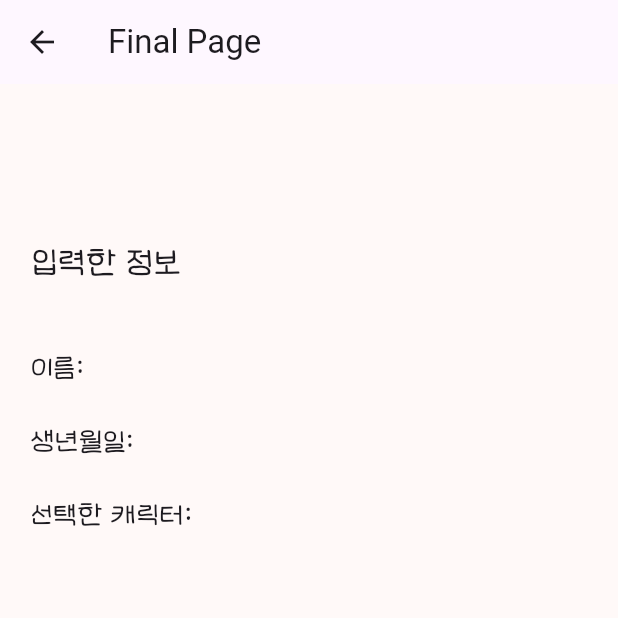
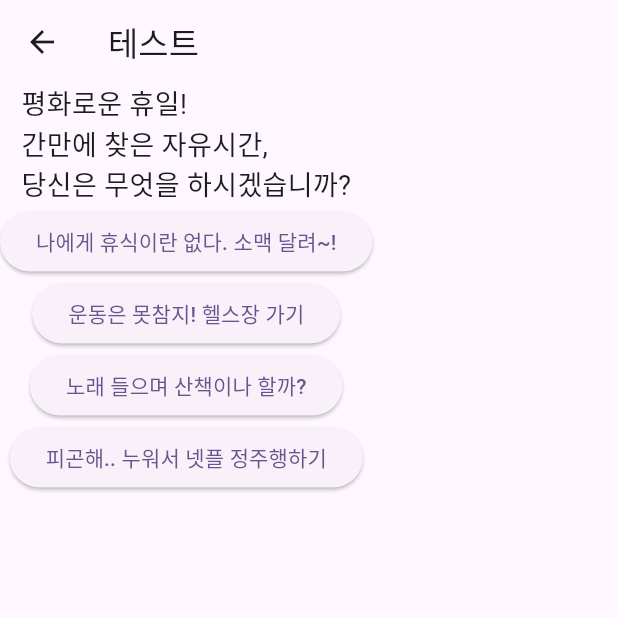
Before and after one commit to OZ-Pinned/OZ-Pinned, a Flutter app: the CharacterPage screen opened directly with empty values, after a tap on "다음", on a phone screen of 412 x 824 dp, the top half of it. Run offline on Flutter 3.47's test engine with Material 3 defaults, Android fonts, the phone set to English and light mode, and no system bars.

Commit message:
🎨 feat : 설문조사 페이지

```diff
--- a/pinned/lib/main.dart
+++ b/pinned/lib/main.dart
@@ -1,4 +1,5 @@
 import 'package:flutter/material.dart';
+import 'test.dart';
 
 void main() {
   runApp(const MyApp());
@@ -359,7 +360,7 @@ class _BirthPageState extends State<BirthPage> {
 class CharacterPage extends StatefulWidget {
   final String name;
   final String birthDate;
-  CharacterPage({super.key, required this.name, required this.birthDate});
+  const CharacterPage({super.key, required this.name, required this.birthDate});
 
   @override
   _CharacterPageState createState() => _CharacterPageState();
@@ -369,6 +370,11 @@ class _CharacterPageState extends State<CharacterPage> {
   late List<bool> isSelected = [true, false, false];
   // selectedChar가 null이면 0을 기본값으로 사용
   String selectedChar = "";
+  int testNum = 0;
+
+  void answerPressed() {
+    testNum++;
+  }
 
   @override
   void initState() {
@@ -460,14 +466,10 @@ class _CharacterPageState extends State<CharacterPage> {
                 ),
                 onPressed: () {
                   Navigator.push(
-                    context,
-                    MaterialPageRoute(
-                      builder: (context) => FinalPage(
-                          name: widget.name,
-                          birthDate: widget.birthDate,
-                          selectedCharacter: selectedChar),
-                    ),
-                  );
+                      context,
+                      MaterialPageRoute(
+                        builder: (context) => TestPage(),
+                      ));
                 },
                 child: Text(
                   '다음',
--- /dev/null
+++ b/pinned/lib/test.dart
@@ -0,0 +1,118 @@
+import 'package:flutter/material.dart';
+import 'test_list.dart';
+
+void main() => runApp(MyApp());
+
+class MyApp extends StatelessWidget {
+  @override
+  Widget build(BuildContext context) {
+    return MaterialApp(
+      home: TestPage(),
+    );
+  }
+}
+
+class TestPage extends StatefulWidget {
+  @override
+  State<TestPage> createState() => _TestPageState();
+}
+
+class _TestPageState extends State<TestPage> {
+  int testNum = 0;
+  int totalScore = 0;
+  List<Map<String, dynamic>> selectedAnswers = []; // 선택한 답변 저장
+
+  void answerPressed(Map<String, dynamic> answer) {
+    setState(() {
+      totalScore += int.parse(answer['score']); // 점수 누적
+      selectedAnswers.add(answer); // 선택한 답변 저장
+
+      if (testNum < testList.length - 1) {
+        testNum++; // 다음 질문으로 이동
+      } else {
+        // 결과 페이지로 이동
+        Navigator.push(
+          context,
+          MaterialPageRoute(
+            builder: (context) => ResultPage(
+              totalScore: totalScore,
+              selectedAnswers: selectedAnswers,
+            ),
+          ),
+        );
+      }
+    });
+  }
+
+  @override
+  Widget build(BuildContext context) {
+    return Scaffold(
+      appBar: AppBar(
+        title: Text('테스트'),
+      ),
+      body: testNum < testList.length
+          ? Column(
+              children: [
+                Text(
+                  testList[testNum]['questionText'],
+                  style: TextStyle(fontSize: 18),
+                ),
+                ...(testList[testNum]['answers'] as List<Map<String, dynamic>>)
+                    .map((answer) {
+                  return ElevatedButton(
+                    onPressed: () => answerPressed(answer),
+                    child: Text(answer['text']),
+                  );
+                }).toList(),
+              ],
+            )
+          : Center(
+              child: Text('모든 질문에 답변했습니다!'),
+            ),
+    );
+  }
+}
+
+class ResultPage extends StatelessWidget {
+  final int totalScore;
+  final List<Map<String, dynamic>> selectedAnswers;
+
+  ResultPage({required this.totalScore, required this.selectedAnswers});
+
+  @override
+  Widget build(BuildContext context) {
+    return Scaffold(
+      appBar: AppBar(
+        title: Text('결과'),
+      ),
+      body: Padding(
+        padding: const EdgeInsets.all(16.0),
+        child: Column(
+          crossAxisAlignment: CrossAxisAlignment.start,
+          children: [
+            Text(
+              '총 점수: $totalScore',
+              style: TextStyle(fontSize: 20, fontWeight: FontWeight.bold),
+            ),
+            SizedBox(height: 20),
+            Text(
+              '선택한 답변:',
+              style: TextStyle(fontSize: 18),
+            ),
+            ...selectedAnswers.map((answer) {
+              return Text(
+                '- ${answer['text']} (점수: ${answer['score']})',
+                style: TextStyle(fontSize: 16),
+              );
+            }).toList(),
+            Spacer(),
+            ElevatedButton(
+              onPressed: () => Navigator.pop(context),
+              child: Text('처음으로 돌아가기'),
+            ),
+          ],
+        ),
+      ),
+    );
+  }
+}
--- /dev/null
+++ b/pinned/lib/test_list.dart
@@ -0,0 +1,29 @@
+List<Map<String, dynamic>> testList = [
+  {
+    'questionText': '평화로운 휴일!\n간만에 찾은 자유시간,\n당신은 무엇을 하시겠습니까?',
+    'answers': [
+      {'text': '나에게 휴식이란 없다. 소맥 달려~!', 'score': 8},
+      {'text': '운동은 못참지! 헬스장 가기', 'score': 6},
+      {'text': '노래 들으며 산책이나 할까?', 'score': 4},
+      {'text': '피곤해.. 누워서 넷플 정주행하기', 'score': 2},
+    ],
+  },
+  {
+    'questionText': '카페에서 이상형을 본 당신!\n무엇을 하시겠습니까?',
+    'answers': [
+      {'text': '말은 부끄러워서 못 걸거 같다. 눈에만 담기', 'score': 2},
+      {'text': '가서 말을 걸어본다. 혹시 애인 있으세요?', 'score': 8},
+      {'text': '나 오늘 .. 상태 괜찮나? 일단 거울 보기', 'score': 4},
+      {'text': '그 사람 앞에 쪽지를 남기고 떠난다.', 'score': 6},
+    ],
+  },
+  {
+    'questionText': '안 친한 친구에게 받은 카톡.\n너 이런 점은 고쳤으면 좋겠어.',
+    'answers': [
+      {'text': '알겠어 근데 내 일은 내가 알아서 할게..^^', 'score': 4},
+      {'text': '이렇게 생각할 수도 있군. 고쳐본다고 한다.', 'score': 2},
+      {'text': '어쩌라는거지? 참견 말라고 한 소리 한다.', 'score': 8},
+      {'text': '굳이 얼굴 붉히기 싫다. 읽씹한다.', 'score': 6},
+    ],
+  },
+];
```
